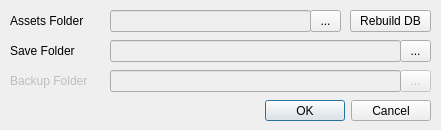
Qt form starcheat/templates/Options.ui (wizzomafizzo/starcheat) before a commit.
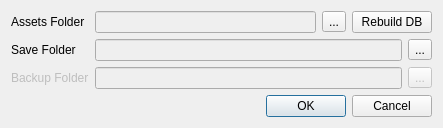
The same form after that commit.

Commit message: Moved various dialogs into Grid layouts to allow for proper resizing. Added .gitignore

The edit to the form file:
```diff
--- a/starcheat/templates/Options.ui
+++ b/starcheat/templates/Options.ui
@@ -6,165 +6,101 @@
    <rect>
     <x>0</x>
     <y>0</y>
-    <width>441</width>
-    <height>130</height>
+    <width>443</width>
+    <height>127</height>
    </rect>
   </property>
   <property name="windowTitle">
    <string>Options</string>
   </property>
-  <widget class="QDialogButtonBox" name="buttonBox">
-   <property name="geometry">
-    <rect>
-     <x>200</x>
-     <y>100</y>
-     <width>231</width>
-     <height>21</height>
-    </rect>
-   </property>
-   <property name="orientation">
-    <enum>Qt::Horizontal</enum>
-   </property>
-   <property name="standardButtons">
-    <set>QDialogButtonBox::Cancel|QDialogButtonBox::Ok</set>
-   </property>
-  </widget>
-  <widget class="QLabel" name="player_folder_label">
-   <property name="geometry">
-    <rect>
-     <x>10</x>
-     <y>40</y>
-     <width>91</width>
-     <height>21</height>
-    </rect>
-   </property>
-   <property name="text">
-    <string>Save Folder</string>
-   </property>
-  </widget>
+  <layout class="QGridLayout" name="gridLayout">
+   <item row="0" column="0">
   <widget class="QLabel" name="assets_folder_label">
-   <property name="geometry">
-    <rect>
-     <x>10</x>
-     <y>10</y>
-     <width>91</width>
-     <height>21</height>
-    </rect>
-   </property>
    <property name="text">
     <string>Assets Folder</string>
    </property>
   </widget>
-  <widget class="QToolButton" name="player_folder_button">
-   <property name="geometry">
-    <rect>
-     <x>400</x>
-     <y>40</y>
-     <width>31</width>
-     <height>22</height>
-    </rect>
-   </property>
-   <property name="text">
-    <string>...</string>
-   </property>
-  </widget>
+   </item>
+   <item row="0" column="1">
+    <widget class="QLineEdit" name="assets_folder">
+     <property name="enabled">
+      <bool>false</bool>
+     </property>
+    </widget>
+   </item>
+   <item row="0" column="2">
   <widget class="QToolButton" name="assets_folder_button">
-   <property name="geometry">
-    <rect>
-     <x>310</x>
-     <y>10</y>
-     <width>31</width>
-     <height>22</height>
-    </rect>
-   </property>
    <property name="text">
     <string>...</string>
    </property>
   </widget>
+   </item>
+   <item row="0" column="3" colspan="2">
+    <widget class="QPushButton" name="rebuild_button">
+     <property name="text">
+      <string>Rebuild DB</string>
+     </property>
+    </widget>
+   </item>
+   <item row="1" column="0">
+    <widget class="QLabel" name="player_folder_label">
+     <property name="text">
+      <string>Save Folder</string>
+     </property>
+    </widget>
+   </item>
+   <item row="1" column="1" colspan="3">
   <widget class="QLineEdit" name="player_folder">
    <property name="enabled">
     <bool>false</bool>
    </property>
-   <property name="geometry">
-    <rect>
-     <x>110</x>
-     <y>40</y>
-     <width>291</width>
-     <height>22</height>
-    </rect>
-   </property>
-  </widget>
-  <widget class="QLineEdit" name="assets_folder">
-   <property name="enabled">
-    <bool>false</bool>
-   </property>
-   <property name="geometry">
-    <rect>
-     <x>110</x>
-     <y>10</y>
-     <width>201</width>
-     <height>22</height>
-    </rect>
-   </property>
-  </widget>
-  <widget class="QToolButton" name="backup_folder_button">
-   <property name="enabled">
-    <bool>false</bool>
-   </property>
-   <property name="geometry">
-    <rect>
-     <x>400</x>
-     <y>70</y>
-     <width>31</width>
-     <height>22</height>
-    </rect>
-   </property>
+    </widget>
+   </item>
+   <item row="1" column="4">
+    <widget class="QToolButton" name="player_folder_button">
    <property name="text">
     <string>...</string>
    </property>
   </widget>
-  <widget class="QLineEdit" name="backup_folder">
-   <property name="enabled">
-    <bool>false</bool>
-   </property>
-   <property name="geometry">
-    <rect>
-     <x>110</x>
-     <y>70</y>
-     <width>291</width>
-     <height>22</height>
-    </rect>
-   </property>
-  </widget>
+   </item>
+   <item row="2" column="0">
   <widget class="QLabel" name="backup_folder_label">
    <property name="enabled">
     <bool>false</bool>
    </property>
-   <property name="geometry">
-    <rect>
-     <x>10</x>
-     <y>70</y>
-     <width>101</width>
-     <height>21</height>
-    </rect>
-   </property>
    <property name="text">
     <string>Backup Folder</string>
    </property>
   </widget>
-  <widget class="QPushButton" name="rebuild_button">
-   <property name="geometry">
-    <rect>
-     <x>350</x>
-     <y>10</y>
-     <width>81</width>
-     <height>22</height>
-    </rect>
+   </item>
+   <item row="2" column="1" colspan="3">
+    <widget class="QLineEdit" name="backup_folder">
+     <property name="enabled">
+      <bool>false</bool>
+     </property>
+    </widget>
+   </item>
+   <item row="2" column="4">
+    <widget class="QToolButton" name="backup_folder_button">
+     <property name="enabled">
+      <bool>false</bool>
    </property>
    <property name="text">
-    <string>Rebuild DB</string>
-   </property>
-  </widget>
+      <string>...</string>
+     </property>
+    </widget>
+   </item>
+   <item row="3" column="1" colspan="4">
+    <widget class="QDialogButtonBox" name="buttonBox">
+     <property name="orientation">
+      <enum>Qt::Horizontal</enum>
+     </property>
+     <property name="standardButtons">
+      <set>QDialogButtonBox::Cancel|QDialogButtonBox::Ok</set>
+     </property>
+    </widget>
+   </item>
+  </layout>
  </widget>
  <resources/>
  <connections>
```
Lines whose indentation alone changed are shown as unchanged. The commit also changes 4 other files.
